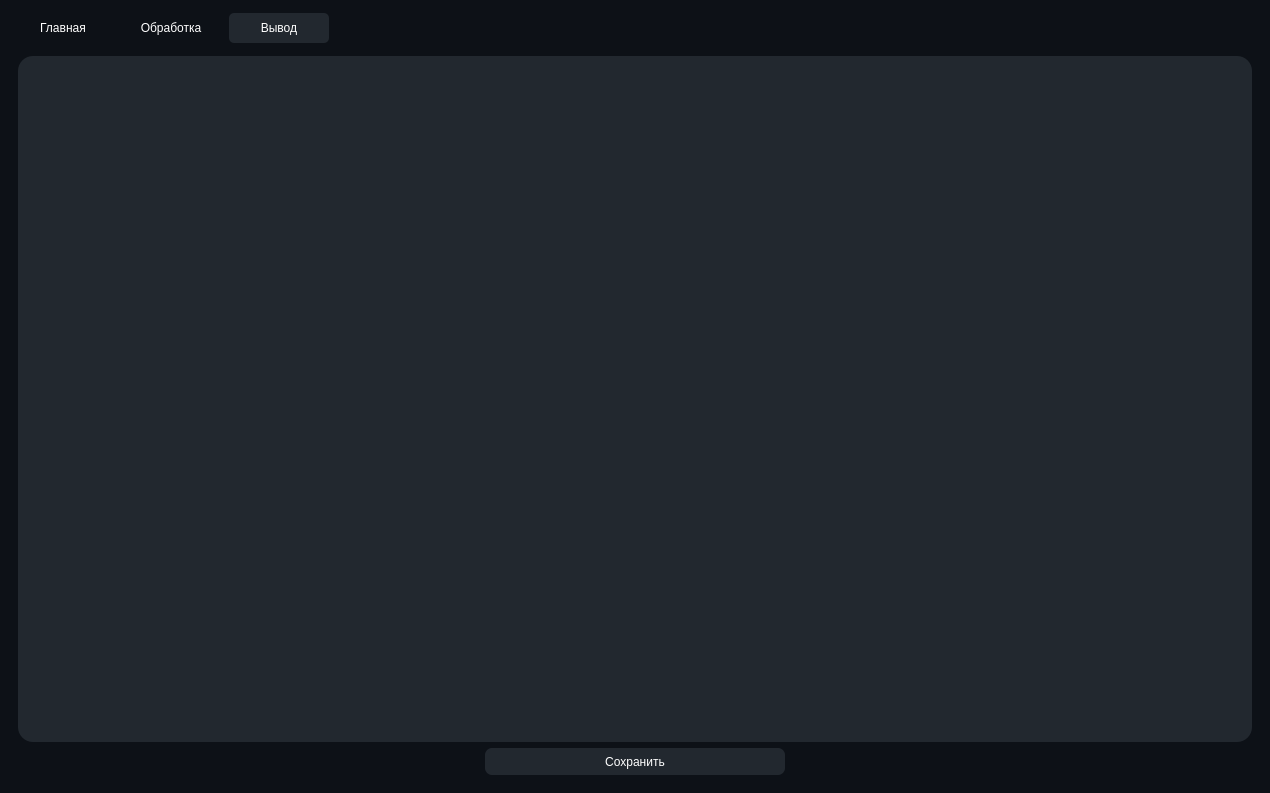
Before: the Qt Designer form ListAnalyzer/mainwindow.ui in Nighty3098/ListProcessing, drawn with Qt 5.
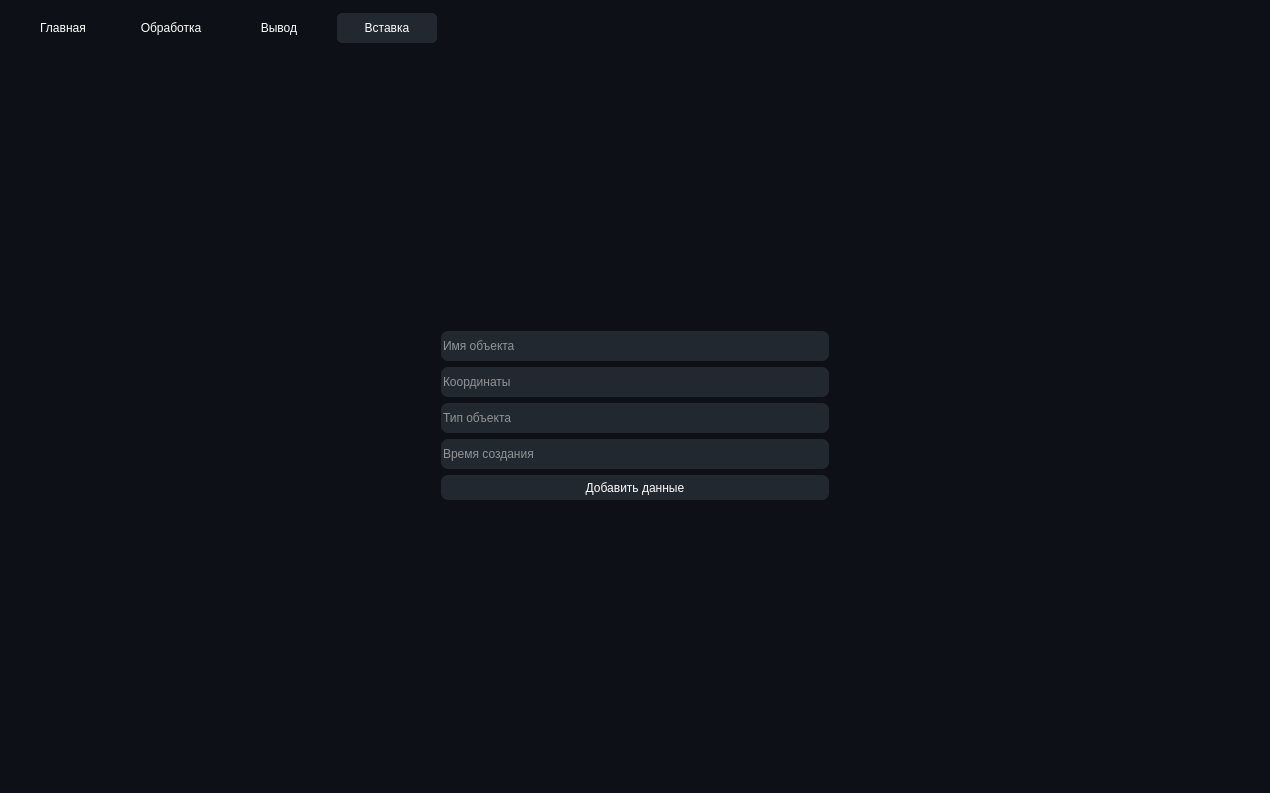
After: the same form once the commit is applied. Icons and pictures are not drawn.

Diff of the .ui file:
```diff
--- a/ListAnalyzer/mainwindow.ui
+++ b/ListAnalyzer/mainwindow.ui
@@ -62,7 +62,7 @@
          <enum>QTabWidget::TabPosition::North</enum>
         </property>
         <property name="currentIndex">
-         <number>2</number>
+         <number>3</number>
         </property>
         <widget class="QWidget" name="mainTab">
          <attribute name="title">
@@ -419,6 +419,165 @@
           </item>
          </layout>
         </widget>
+        <widget class="QWidget" name="insertDataTab">
+         <attribute name="title">
+          <string>Вставка</string>
+         </attribute>
+         <layout class="QVBoxLayout" name="verticalLayout_4">
+          <item>
+           <layout class="QGridLayout" name="gridLayout_5">
+            <item row="0" column="1">
+             <spacer name="verticalSpacer_4">
+              <property name="orientation">
+               <enum>Qt::Orientation::Vertical</enum>
+              </property>
+              <property name="sizeHint" stdset="0">
+               <size>
+                <width>20</width>
+                <height>40</height>
+               </size>
+              </property>
+             </spacer>
+            </item>
+            <item row="0" column="0">
+             <spacer name="horizontalSpacer_7">
+              <property name="orientation">
+               <enum>Qt::Orientation::Horizontal</enum>
+              </property>
+              <property name="sizeHint" stdset="0">
+               <size>
+                <width>40</width>
+                <height>20</height>
+               </size>
+              </property>
+             </spacer>
+            </item>
+            <item row="1" column="1">
+             <layout class="QVBoxLayout" name="verticalLayout_8">
+              <property name="leftMargin">
+               <number>12</number>
+              </property>
+              <property name="topMargin">
+               <number>12</number>
+              </property>
+              <property name="rightMargin">
+               <number>12</number>
+              </property>
+              <property name="bottomMargin">
+               <number>12</number>
+              </property>
+              <item>
+               <widget class="QLineEdit" name="objNameData">
+                <property name="minimumSize">
+                 <size>
+                  <width>150</width>
+                  <height>30</height>
+                 </size>
+                </property>
+                <property name="styleSheet">
+                 <string notr="true">background-color: #22282f; border-radius: 7px;</string>
+                </property>
+                <property name="placeholderText">
+                 <string>Имя объекта</string>
+                </property>
+               </widget>
+              </item>
+              <item>
+               <widget class="QLineEdit" name="objPosData">
+                <property name="minimumSize">
+                 <size>
+                  <width>0</width>
+                  <height>30</height>
+                 </size>
+                </property>
+                <property name="styleSheet">
+                 <string notr="true">background-color: #22282f; border-radius: 7px;</string>
+                </property>
+                <property name="placeholderText">
+                 <string>Координаты</string>
+                </property>
+               </widget>
+              </item>
+              <item>
+               <widget class="QLineEdit" name="objTypeData">
+                <property name="minimumSize">
+                 <size>
+                  <width>0</width>
+                  <height>30</height>
+                 </size>
+                </property>
+                <property name="styleSheet">
+                 <string notr="true">background-color: #22282f; border-radius: 7px;</string>
+                </property>
+                <property name="placeholderText">
+                 <string>Тип объекта</string>
+                </property>
+               </widget>
+              </item>
+              <item>
+               <widget class="QLineEdit" name="objCTData">
+                <property name="minimumSize">
+                 <size>
+                  <width>0</width>
+                  <height>30</height>
+                 </size>
+                </property>
+                <property name="styleSheet">
+                 <string notr="true">background-color: #22282f; border-radius: 7px;</string>
+                </property>
+                <property name="placeholderText">
+                 <string>Время создания</string>
+                </property>
+               </widget>
+              </item>
+              <item>
+               <widget class="QPushButton" name="addDataBtn">
+                <property name="minimumSize">
+                 <size>
+                  <width>0</width>
+                  <height>25</height>
+                 </size>
+                </property>
+                <property name="styleSheet">
+                 <string notr="true">background-color: #22282f; border-radius: 7px;</string>
+                </property>
+                <property name="text">
+                 <string>Добавить данные</string>
+                </property>
+               </widget>
+              </item>
+             </layout>
+            </item>
+            <item row="2" column="1">
+             <spacer name="verticalSpacer_6">
+              <property name="orientation">
+               <enum>Qt::Orientation::Vertical</enum>
+              </property>
+              <property name="sizeHint" stdset="0">
+               <size>
+                <width>20</width>
+                <height>40</height>
+               </size>
+              </property>
+             </spacer>
+            </item>
+            <item row="0" column="2">
+             <spacer name="horizontalSpacer_8">
+              <property name="orientation">
+               <enum>Qt::Orientation::Horizontal</enum>
+              </property>
+              <property name="sizeHint" stdset="0">
+               <size>
+                <width>40</width>
+                <height>20</height>
+               </size>
+              </property>
+             </spacer>
+            </item>
+           </layout>
+          </item>
+         </layout>
+        </widget>
        </widget>
       </item>
      </layout>
```
